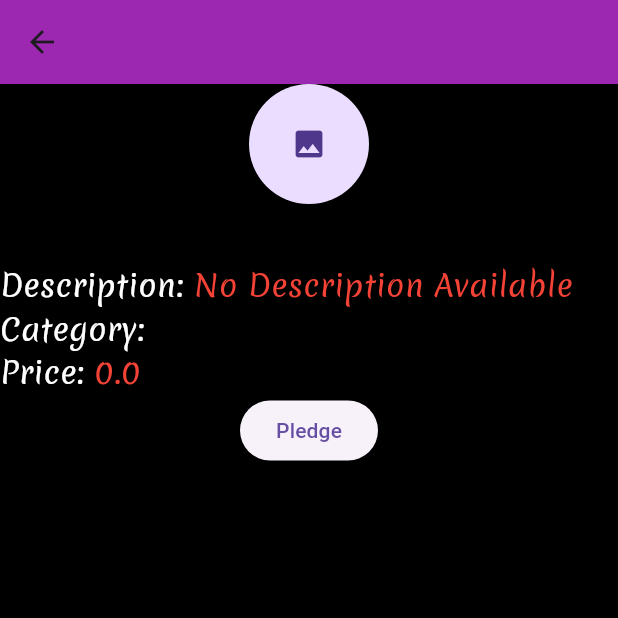
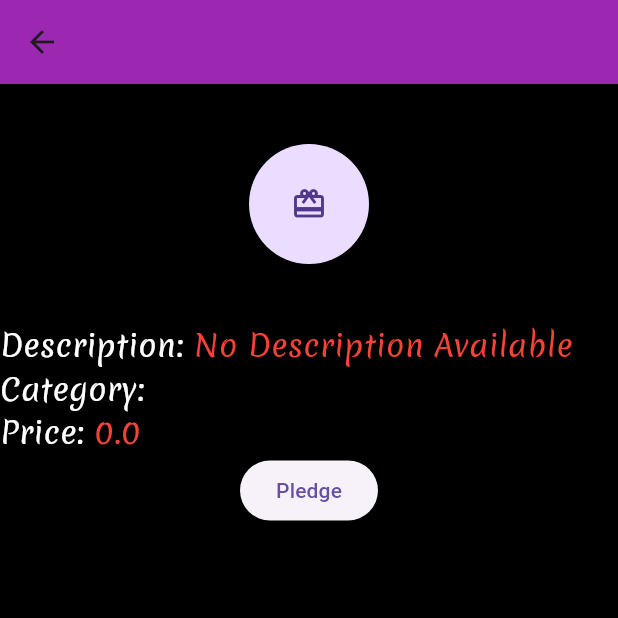
Before and after one commit to DevYehia/Hediaty-Gifter, a Flutter app: the GiftDescriptionPage screen opened directly with empty values, on a phone screen of 412 x 824 dp, the top half of it. Run offline on Flutter 3.47's test engine with Material 3 defaults, Android fonts, the phone set to English and light mode, and no system bars; our stand-ins replace firebase_auth, firebase_core, firebase_database, loading_animation_widget, shared_preferences, sqflite; accounts and stored records are empty.

```diff
--- a/hediaty/lib/Pages/giftDescriptionPage.dart
+++ b/hediaty/lib/Pages/giftDescriptionPage.dart
@@ -52,9 +52,12 @@ class _GiftDescriptionPageState extends State<GiftDescriptionPage> {
         child: Center(
           child: Column(
             children: [
-              CircleAvatar(
-                child: Icon(Icons.image),
+              Padding(
+                padding: EdgeInsets.only(top: 40),
+              child: CircleAvatar(
+                child: Icon(Icons.card_giftcard),
                 radius: 40,
+              ),
               ),
               Container(
                 margin: EdgeInsets.only(top: 40),
```
Also changed, not shown: hediaty/lib/CustomWidgets/giftWidget.dart (+23 -6 lines), 1 other file.
